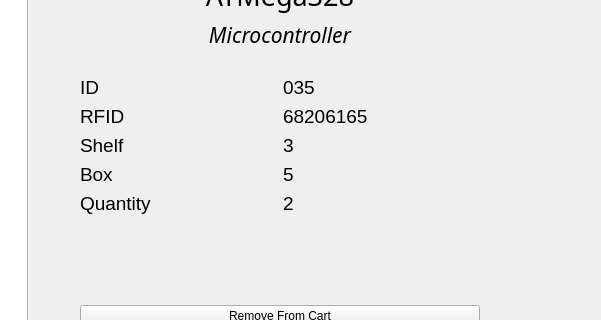
Qt form cart.ui (arc-bphc/sims-gui) before a commit; both pictures show x 493 to 1094 and y 200 to 520 of the 1094 by 795 pixel window.
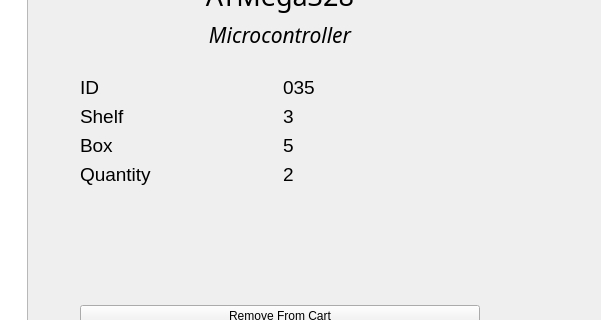
The same form after that commit. Icons and pictures are not drawn.

```diff
--- a/cart.ui
+++ b/cart.ui
@@ -124,7 +124,7 @@
      </item>
      <item row="2" column="2">
       <layout class="QGridLayout" name="gridLayout">
-       <item row="7" column="0">
+       <item row="6" column="0">
         <widget class="QLabel" name="label_12">
          <property name="font">
           <font>
@@ -171,21 +171,7 @@
          </property>
         </widget>
        </item>
-       <item row="4" column="0">
-        <widget class="QLabel" name="label_11">
-         <property name="font">
-          <font>
-           <pointsize>14</pointsize>
-           <weight>50</weight>
-           <bold>false</bold>
-          </font>
-         </property>
-         <property name="text">
-          <string>RFID</string>
-         </property>
-        </widget>
-       </item>
-       <item row="6" column="0">
+       <item row="5" column="0">
         <widget class="QLabel" name="label_5">
          <property name="font">
           <font>
@@ -200,18 +186,6 @@
         </widget>
        </item>
        <item row="4" column="1">
-        <widget class="QLabel" name="partRFID">
-         <property name="font">
-          <font>
-           <pointsize>14</pointsize>
-          </font>
-         </property>
-         <property name="text">
-          <string>68206165</string>
-         </property>
-        </widget>
-       </item>
-       <item row="5" column="1">
         <widget class="QLabel" name="partShelf">
          <property name="font">
           <font>
@@ -223,7 +197,7 @@
          </property>
         </widget>
        </item>
-       <item row="7" column="1">
+       <item row="6" column="1">
         <widget class="QLabel" name="partQty">
          <property name="font">
           <font>
@@ -235,7 +209,7 @@
          </property>
         </widget>
        </item>
-       <item row="5" column="0">
+       <item row="4" column="0">
         <widget class="QLabel" name="label_4">
          <property name="font">
           <font>
@@ -249,7 +223,7 @@
          </property>
         </widget>
        </item>
-       <item row="6" column="1">
+       <item row="5" column="1">
         <widget class="QLabel" name="partBox">
          <property name="font">
           <font>
@@ -305,7 +279,7 @@
          </property>
         </widget>
        </item>
-       <item row="8" column="0" colspan="2">
+       <item row="7" column="0" colspan="2">
         <spacer name="verticalSpacer_4">
          <property name="orientation">
           <enum>Qt::Vertical</enum>
```
Left out of the diff: 2 changed lines with no effect on the pictures.
